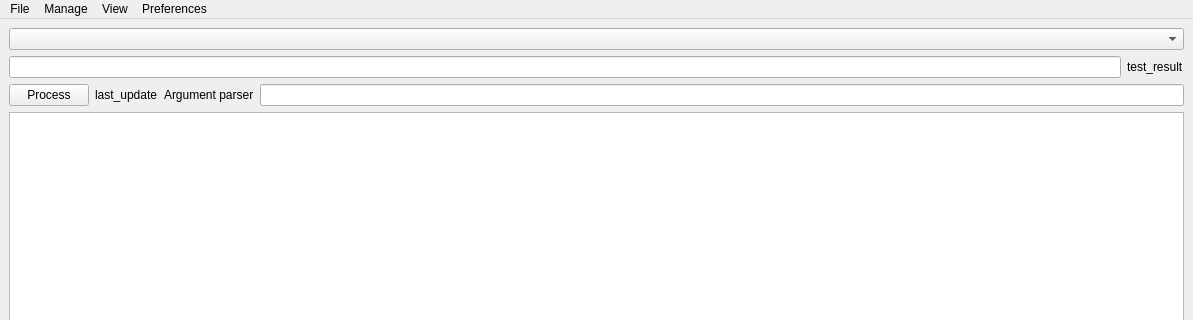
Silous888/RawTextCheck, file checkfrench/ui/mainwindow/mainwindow.ui: the form before one commit; both pictures show x 0 to 1193 and y 0 to 320 of the 1193 by 858 pixel window.
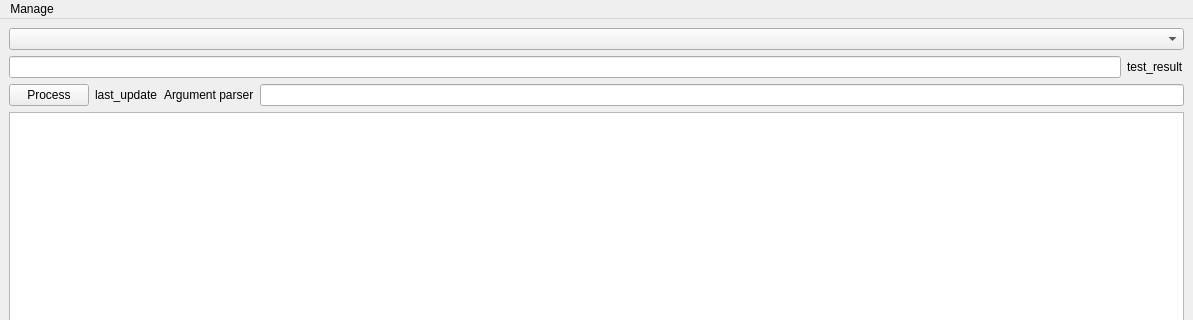
The form after the commit. Custom widgets are drawn as their Qt base class.

Commit message: rework ui (delete menus)

```diff
--- a/checkfrench/ui/mainwindow/mainwindow.ui
+++ b/checkfrench/ui/mainwindow/mainwindow.ui
@@ -114,26 +114,6 @@
      <height>21</height>
     </rect>
    </property>
-   <widget class="QMenu" name="menuFile">
-    <property name="title">
-     <string>File</string>
-    </property>
-    <addaction name="actionOpen_Result"/>
-    <addaction name="actionOpen_Recent_Result"/>
-   </widget>
-   <widget class="QMenu" name="menuView">
-    <property name="title">
-     <string>View</string>
-    </property>
-   </widget>
-   <widget class="QMenu" name="menuPreferences">
-    <property name="title">
-     <string>Preferences</string>
-    </property>
-    <addaction name="actionKeybinding"/>
-    <addaction name="actionTheme"/>
-    <addaction name="actionCheck_for_Update"/>
-   </widget>
    <widget class="QMenu" name="menuManage">
     <property name="title">
      <string>Manage</string>
@@ -145,10 +125,7 @@
     <addaction name="actionParsers"/>
     <addaction name="actionResults"/>
    </widget>
-   <addaction name="menuFile"/>
    <addaction name="menuManage"/>
-   <addaction name="menuView"/>
-   <addaction name="menuPreferences"/>
   </widget>
   <action name="actionOpen_Recent_Result">
    <property name="text">
```
Left out of the diff: 1 changed line with no effect on the pictures. The commit also changes 3 other files.
